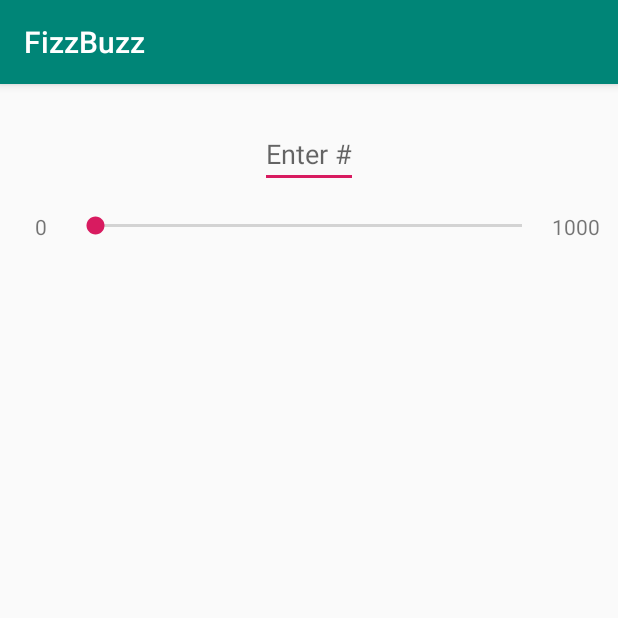
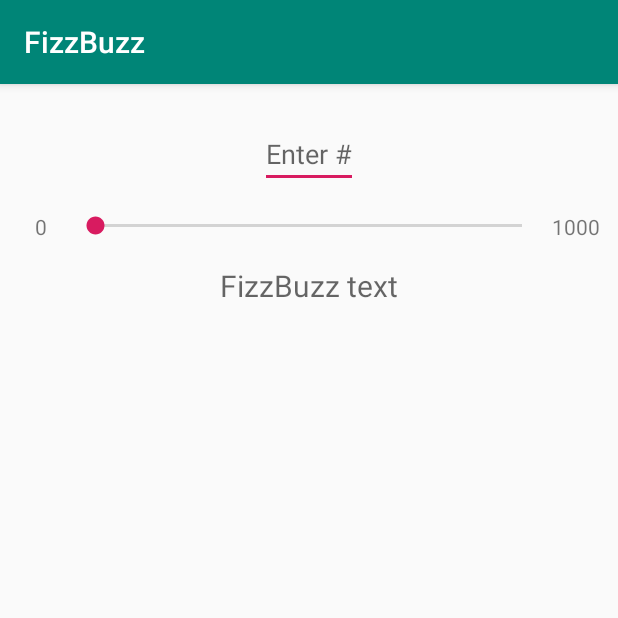
Before and after one commit to namclu/FIzzBuzz, an Android app: the screen it shows after launch (MainActivity), on a phone screen of 412 x 824 dp, the top half of it. Run offline under Robolectric (Android 15) with nearby library versions, the phone set to English and light mode, and no system bars; our stand-ins replace data binding.

Commit message:
Add and implement ViewModel and data binding (continued)

```diff
--- a/app/src/main/java/com/namlu/fizzbuzz/MainActivity.kt
+++ b/app/src/main/java/com/namlu/fizzbuzz/MainActivity.kt
@@ -1,84 +1,45 @@
 package com.namlu.fizzbuzz
 
 import android.os.Bundle
-import android.text.Editable
-import android.text.TextWatcher
-import android.widget.EditText
 import android.widget.SeekBar
 import android.widget.TextView
 import androidx.appcompat.app.AppCompatActivity
+import androidx.databinding.DataBindingUtil
+import androidx.lifecycle.Observer
+import androidx.lifecycle.ViewModelProviders
+import com.namlu.fizzbuzz.databinding.ActivityMainBinding
 
 class MainActivity : AppCompatActivity() {
 
-    private lateinit var editNumberInput: EditText
-    private lateinit var sliderNumberInput: SeekBar
-    private lateinit var textDisplayFizzBuzz: TextView
+    private lateinit var viewModel: FizzBuzzViewModel
+    private lateinit var binding: ActivityMainBinding
 
     override fun onCreate(savedInstanceState: Bundle?) {
         super.onCreate(savedInstanceState)
-        setContentView(R.layout.activity_main)
 
-        editNumberInput = findViewById(R.id.edit_number_input)
-        sliderNumberInput = findViewById(R.id.seek_number_input)
-        textDisplayFizzBuzz = findViewById(R.id.text_display_fizz_buzz)
+        viewModel = ViewModelProviders.of(this)
+            .get(FizzBuzzViewModel::class.java)
 
-        updateTextFromEditText()
+        binding = DataBindingUtil.setContentView(this, R.layout.activity_main)
+        binding.lifecycleOwner = this
+        binding.viewmodel = viewModel
+
+        viewModel.editNumberInput.observe(this, Observer {
+            binding.seekNumberInput.progress = it.toIntOrNull() ?: 0
+            binding.editNumberInput.setSelection(it.length)
+            viewModel.calculateFizzBuzz()
+        })
+
         updateTextFromSlider()
     }
 
-    /*
-    * If number is a multiple of:
-    * - 3, return "Fizz"
-    * - 5, return "Buzz"
-    * - 3 and 5, return "FizzBuzz"
-    * - else return the number given
-    * */
-    private fun doFizzBuzz(numberInput: Int): String? {
-
-        val resultString = if (numberInput % 3 == 0 && numberInput % 5 == 0) {
-            "FizzBuzz"
-        } else if (numberInput % 3 == 0) {
-            "Fizz"
-        } else if (numberInput % 5 == 0) {
-            "Buzz"
-        } else
-            numberInput.toString()
-        return resultString
-    }
-
-    // Read editText value and update FizzBuzz text
-    private fun updateTextFromEditText() {
-        editNumberInput.addTextChangedListener(object : TextWatcher {
-            override fun afterTextChanged(s: Editable?) {
-                if (!s.isNullOrBlank()) {
-                    val numberInput = Integer.parseInt(s.toString())
-                    // Update slider
-                    sliderNumberInput.progress = numberInput
-                    // Update FizzBuzz display
-                    textDisplayFizzBuzz.text = doFizzBuzz(numberInput)
-                }
-                // Keep cursor to the right of input value
-                editNumberInput.setSelection(editNumberInput.text.length)
-            }
-
-            override fun beforeTextChanged(s: CharSequence?, start: Int, count: Int, after: Int) {
-
-            }
-
-            override fun onTextChanged(s: CharSequence?, start: Int, before: Int, count: Int) {
-
-            }
-        })
-    }
 
     // Read slider value and update FizzBuzz text
     private fun updateTextFromSlider() {
-        sliderNumberInput.setOnSeekBarChangeListener(object : SeekBar.OnSeekBarChangeListener {
+        binding.seekNumberInput.setOnSeekBarChangeListener(object : SeekBar.OnSeekBarChangeListener {
             override fun onProgressChanged(seekBar: SeekBar?, progress: Int, fromUser: Boolean) {
                 // Update EditText
-                editNumberInput.setText(progress.toString(), TextView.BufferType.EDITABLE)
-                // Update FizzBuzz display
-                textDisplayFizzBuzz.text = doFizzBuzz(progress)
+                binding.editNumberInput.setText(progress.toString(), TextView.BufferType.EDITABLE)
             }
 
             override fun onStartTrackingTouch(seekBar: SeekBar?) {
--- a/app/src/main/res/layout/activity_main.xml
+++ b/app/src/main/res/layout/activity_main.xml
@@ -4,7 +4,9 @@
     xmlns:tools="http://schemas.android.com/tools">
 
     <data>
-
+        <variable
+            name="viewmodel"
+            type="com.namlu.fizzbuzz.FizzBuzzViewModel"/>
     </data>
 
     <androidx.constraintlayout.widget.ConstraintLayout
@@ -22,6 +24,7 @@
             android:inputType="number"
             android:maxLength="10"
             android:gravity="center_horizontal"
+            android:text="@={viewmodel.editNumberInput}"
             app:layout_constraintEnd_toEndOf="parent"
             app:layout_constraintStart_toStartOf="parent"
             app:layout_constraintTop_toTopOf="parent"
@@ -66,6 +69,8 @@
             android:layout_height="wrap_content"
             android:layout_marginTop="16dp"
             android:textSize="20sp"
+            android:hint="@string/text_placeholder_fizzbuzz"
+            android:text="@{viewmodel.textDisplayFizzBuzz}"
             app:layout_constraintLeft_toLeftOf="parent"
             app:layout_constraintRight_toRightOf="parent"
             app:layout_constraintTop_toBottomOf="@id/seek_bar_group"
```
